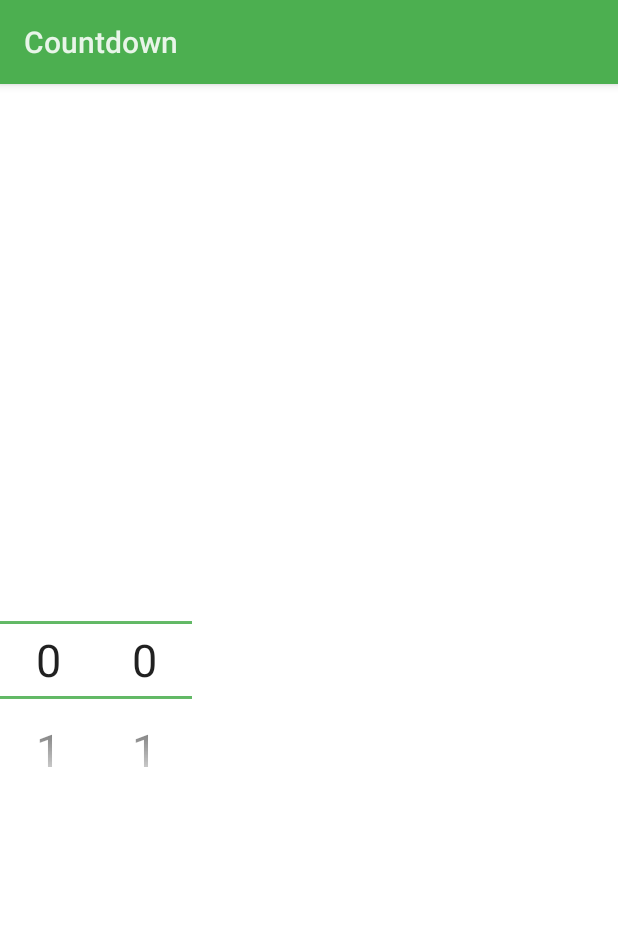
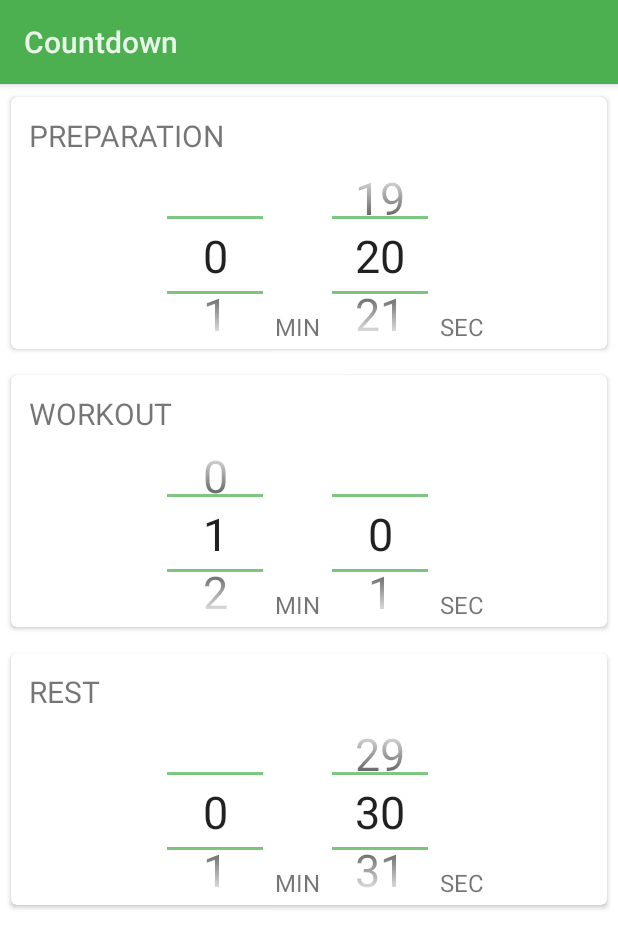
Before and after one commit to zjywill/WorkoutCountdown, an Android app: the EditActivity screen opened directly, with no data from a screen before it, on a phone screen of 412 x 824 dp. Shown: the top 948 px of the screen. Run offline under Robolectric (Android 15) with nearby library versions, the phone set to English and light mode, and no system bars.

Commit message:
改变edit panel 样式

```diff
--- a/app/src/main/java/com/comic/workoutcountdown/EditActivity.java
+++ b/app/src/main/java/com/comic/workoutcountdown/EditActivity.java
@@ -3,13 +3,12 @@ package com.comic.workoutcountdown;
 import android.app.Activity;
 import android.content.Context;
 import android.content.res.Resources;
-import android.graphics.Color;
 import android.graphics.Paint;
 import android.os.Bundle;
-import android.util.TypedValue;
 import android.view.View;
 import android.widget.EditText;
 import android.widget.NumberPicker;
+import android.widget.TextView;
 
 import com.comic.workoutcountdown.utils.Utils;
 
@@ -21,8 +20,19 @@ import java.lang.reflect.Field;
 public class EditActivity extends Activity {
 
     private View mWorkoutPanel;
+    private TextView mWorkoutTitle;
     private NumberPicker mWorkoutMin;
     private NumberPicker mWorkoutSecond;
+
+    private View mPreparePanel;
+    private TextView mPrepareTitle;
+    private NumberPicker mPrepareMin;
+    private NumberPicker mPrepareSecond;
+
+    private View mRestPanel;
+    private TextView mRestTitle;
+    private NumberPicker mRestMin;
+    private NumberPicker mRestSecond;
 
 
     @Override
@@ -39,8 +49,12 @@ public class EditActivity extends Activity {
         mWorkoutMin = (NumberPicker) mWorkoutPanel.findViewById(R.id.min);
         mWorkoutSecond = (NumberPicker) mWorkoutPanel.findViewById(R.id.second);
 
+        mWorkoutTitle = (TextView) mWorkoutPanel.findViewById(R.id.title_text);
+        mWorkoutTitle.setText(R.string.workout_title);
+
         mWorkoutMin.setMaxValue(60);
         mWorkoutMin.setMinValue(0);
+        mWorkoutMin.setValue(1);
         mWorkoutMin.setWrapSelectorWheel(false);
         setNumberPickerTextColor(this, mWorkoutMin, getResources().getColor(R.color.primary_text_default_material_light), 30);
         setNumberDivider(this, mWorkoutMin, R.drawable.picker_divider);
@@ -50,6 +64,47 @@ public class EditActivity extends Activity {
         mWorkoutSecond.setWrapSelectorWheel(false);
         setNumberPickerTextColor(this, mWorkoutSecond, getResources().getColor(R.color.primary_text_default_material_light), 30);
         setNumberDivider(this, mWorkoutSecond, R.drawable.picker_divider);
+
+
+        mPreparePanel = (View) findViewById(R.id.prepare_time_picker);
+        mPrepareMin = (NumberPicker) mPreparePanel.findViewById(R.id.min);
+        mPrepareSecond = (NumberPicker) mPreparePanel.findViewById(R.id.second);
+
+        mPrepareTitle = (TextView) mPreparePanel.findViewById(R.id.title_text);
+        mPrepareTitle.setText(R.string.prepare_title);
+
+        mPrepareMin.setMaxValue(60);
+        mPrepareMin.setMinValue(0);
+        mPrepareMin.setWrapSelectorWheel(false);
+        setNumberPickerTextColor(this, mPrepareMin, getResources().getColor(R.color.primary_text_default_material_light), 30);
+        setNumberDivider(this, mPrepareMin, R.drawable.picker_divider);
+
+        mPrepareSecond.setMaxValue(60);
+        mPrepareSecond.setMinValue(0);
+        mPrepareSecond.setValue(20);
+        mPrepareSecond.setWrapSelectorWheel(false);
+        setNumberPickerTextColor(this, mPrepareSecond, getResources().getColor(R.color.primary_text_default_material_light), 30);
+        setNumberDivider(this, mPrepareSecond, R.drawable.picker_divider);
+
+        mRestPanel = (View) findViewById(R.id.rest_time_picker);
+        mRestMin = (NumberPicker) mRestPanel.findViewById(R.id.min);
+        mRestSecond = (NumberPicker) mRestPanel.findViewById(R.id.second);
+
+        mRestTitle = (TextView) mRestPanel.findViewById(R.id.title_text);
+        mRestTitle.setText(R.string.rest_title);
+
+        mRestMin.setMaxValue(60);
+        mRestMin.setMinValue(0);
+        mRestMin.setWrapSelectorWheel(false);
+        setNumberPickerTextColor(this, mRestMin, getResources().getColor(R.color.primary_text_default_material_light), 30);
+        setNumberDivider(this, mRestMin, R.drawable.picker_divider);
+
+        mRestSecond.setMaxValue(60);
+        mRestSecond.setMinValue(0);
+        mRestSecond.setValue(30);
+        mRestSecond.setWrapSelectorWheel(false);
+        setNumberPickerTextColor(this, mRestSecond, getResources().getColor(R.color.primary_text_default_material_light), 30);
+        setNumberDivider(this, mRestSecond, R.drawable.picker_divider);
     }
 
     public static boolean setNumberPickerTextColor(Context context, NumberPicker numberPicker, int color, int textSize) {
--- a/app/src/main/res/layout/edit_page.xml
+++ b/app/src/main/res/layout/edit_page.xml
@@ -1,12 +1,28 @@
 <?xml version="1.0" encoding="utf-8"?>
+<ScrollView xmlns:android="http://schemas.android.com/apk/res/android"
+    android:layout_width="match_parent"
+    android:layout_height="match_parent">
+
     <LinearLayout xmlns:android="http://schemas.android.com/apk/res/android"
         android:layout_width="match_parent"
         android:layout_height="match_parent"
         android:orientation="vertical">
+
+
+        <include
+            android:id="@+id/prepare_time_picker"
+            layout="@layout/time_pick_panel" />
+
 
         <include
             android:id="@+id/workout_time_picker"
             layout="@layout/time_pick_panel" />
 
 
+        <include
+            android:id="@+id/rest_time_picker"
+            layout="@layout/time_pick_panel" />
+
+
     </LinearLayout>
+</ScrollView>
--- a/app/src/main/res/layout/time_pick_panel.xml
+++ b/app/src/main/res/layout/time_pick_panel.xml
@@ -1,8 +1,35 @@
 <?xml version="1.0" encoding="utf-8"?>
-<LinearLayout xmlns:android="http://schemas.android.com/apk/res/android"
+
+<android.support.v7.widget.CardView xmlns:android="http://schemas.android.com/apk/res/android"
+    xmlns:card_view="http://schemas.android.com/apk/res-auto"
+    android:id="@+id/card_view"
     android:layout_width="match_parent"
-    android:layout_height="match_parent"
-    android:orientation="horizontal">
+    android:layout_height="wrap_content"
+    android:layout_gravity="center"
+    android:layout_margin="4dp"
+    card_view:cardCornerRadius="4dp"
+    card_view:cardPreventCornerOverlap="true"
+    card_view:cardUseCompatPadding="true"
+    card_view:contentPadding="4dp">
+
+    <RelativeLayout
+        android:layout_width="wrap_content"
+        android:layout_height="160dp">
+
+        <TextView
+            android:id="@+id/title_text"
+            android:layout_width="wrap_content"
+            android:layout_height="wrap_content"
+            android:layout_gravity="top"
+            android:layout_margin="8dp"
+            android:text="@string/second"
+            android:textSize="20sp" />
+
+        <RelativeLayout
+            android:layout_width="wrap_content"
+            android:layout_height="wrap_content"
+            android:layout_below="@+id/title_text"
+            android:layout_marginLeft="100dp">
 
             <NumberPicker
                 android:id="@+id/min"
@@ -10,10 +37,36 @@
                 android:layout_height="wrap_content"
                 android:layout_gravity="center_vertical" />
 
+            <TextView
+                android:id="@+id/min_text"
+                android:layout_width="wrap_content"
+                android:layout_height="wrap_content"
+                android:layout_alignParentBottom="true"
+                android:layout_margin="8dp"
+                android:layout_toRightOf="@id/min"
+                android:text="@string/minute"
+                android:textSize="16sp" />
+
 
             <NumberPicker
                 android:id="@+id/second"
                 android:layout_width="wrap_content"
                 android:layout_height="wrap_content"
-        android:layout_gravity="center_vertical"/>
-</LinearLayout>
+                android:layout_gravity="center_vertical"
+                android:layout_toRightOf="@id/min_text" />
+
+            <TextView
+                android:layout_width="wrap_content"
+                android:layout_height="wrap_content"
+                android:layout_alignParentBottom="true"
+                android:layout_margin="8dp"
+                android:layout_toRightOf="@id/second"
+                android:text="@string/second"
+                android:textSize="16sp" />
+        </RelativeLayout>
+
+
+    </RelativeLayout>
+
+
+</android.support.v7.widget.CardView>
--- a/app/src/main/res/values/strings.xml
+++ b/app/src/main/res/values/strings.xml
@@ -11,4 +11,6 @@
     <string name="total_title">TOTAL</string>
     <string name="remaining_title">REMAINING</string>
     <string name="start">START</string>
+    <string name="minute">MIN</string>
+    <string name="second">SEC</string>
 </resources>
```
Also changed, not shown: 1 other file. Lines whose indentation alone changed are shown as unchanged.
